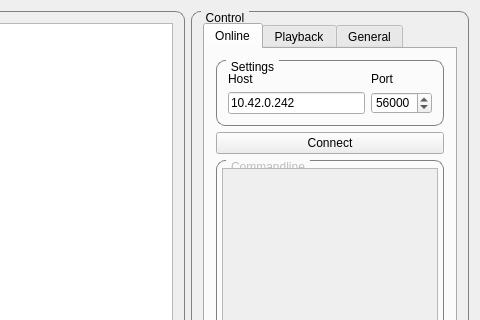
This is VisInfProc/mainwindow.ui in rottaca/VisInfProcProjectSeminar as Qt 5 draws it before an edit; both pictures show x 327 to 807 and y 0 to 320 of the 807 by 780 pixel window. The edited form follows.
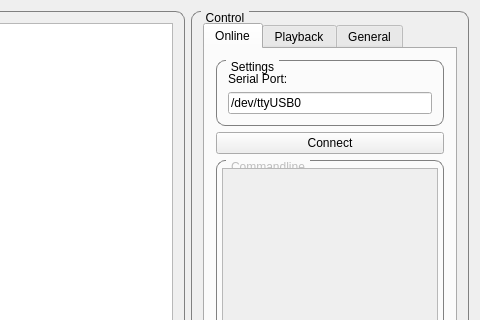
This is the edited form. Icons and pictures are not drawn. Custom widgets are drawn as their Qt base class.

Commit message: Switched from WIFI to Serial port. Works much more reliable. Unfortunately, it seems to be the case that the whole system is not working as expected. The optic flow is not exact enough to be used as steering signal.

```diff
--- a/VisInfProc/mainwindow.ui
+++ b/VisInfProc/mainwindow.ui
@@ -76,34 +76,17 @@
               <string>Settings</string>
              </property>
              <layout class="QGridLayout" name="gridLayout_8">
-              <item row="0" column="2">
-               <widget class="QLabel" name="label_10">
-                <property name="text">
-                 <string>Port</string>
-                </property>
-               </widget>
-              </item>
-              <item row="0" column="1">
-               <widget class="QLabel" name="label_6">
-                <property name="text">
-                 <string>Host</string>
-                </property>
-               </widget>
-              </item>
-              <item row="1" column="2">
-               <widget class="QSpinBox" name="sb_port">
-                <property name="maximum">
-                 <number>65535</number>
-                </property>
-                <property name="value">
-                 <number>56000</number>
-                </property>
-               </widget>
-              </item>
               <item row="1" column="1">
                <widget class="QLineEdit" name="le_host">
                 <property name="text">
-                 <string>10.42.0.242</string>
+                 <string>/dev/ttyUSB0</string>
+                </property>
+               </widget>
+              </item>
+              <item row="0" column="1">
+               <widget class="QLabel" name="label_6">
+                <property name="text">
+                 <string>Serial Port:</string>
                 </property>
                </widget>
               </item>
```
The commit also changes 8 other files.
